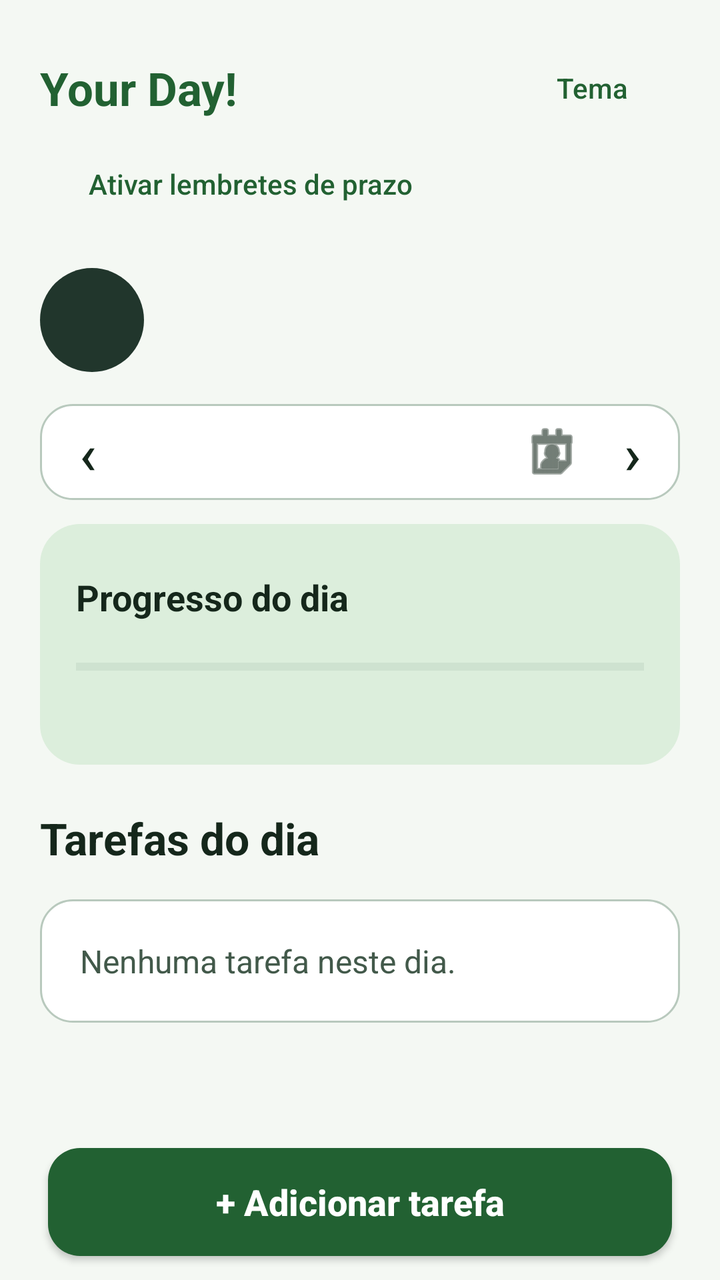
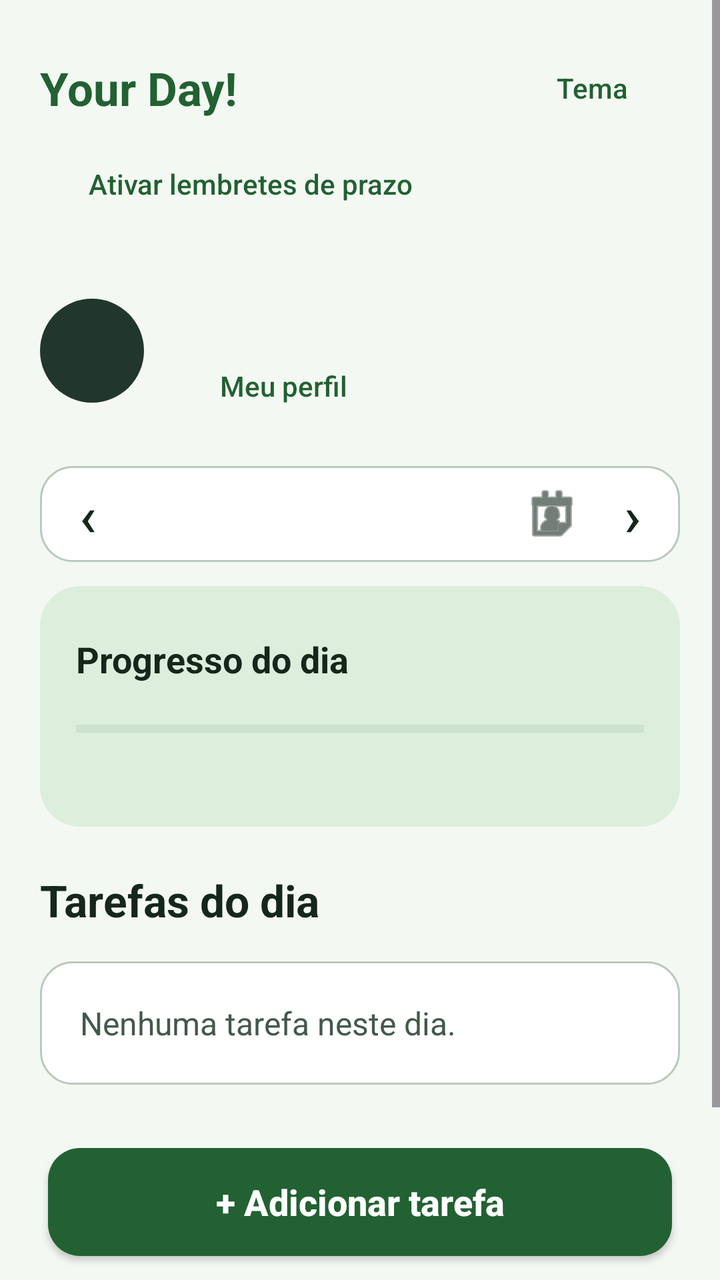

An Android layout rendered at two revisions. The XML below is the earlier revision; the diff shows what the commit changed to produce the second picture.
<!-- AndroidManifest.xml: application theme Theme.ProjetoFaculdadeYourDay -->
<!-- res/layout/activity_inicio.xml -->
<LinearLayout
    xmlns:android="http://schemas.android.com/apk/res/android"
    android:id="@+id/main"
    android:layout_width="match_parent"
    android:layout_height="match_parent"
    android:orientation="vertical"
    android:background="@color/agenda_fundo">
    <ScrollView
        android:layout_width="match_parent"
        android:layout_height="0dp"
        android:layout_weight="1"
        android:fillViewport="true">
        <LinearLayout
            android:layout_width="match_parent"
            android:layout_height="wrap_content"
            android:orientation="vertical"
            android:padding="20dp">
            <LinearLayout
                android:layout_width="match_parent"
                android:layout_height="wrap_content"
                android:gravity="center_vertical"
                android:orientation="horizontal">
                <TextView
                    android:layout_width="0dp"
                    android:layout_weight="1"
                    android:layout_height="wrap_content"
                    android:gravity="start"
                    android:text="Your Day!"
                    android:textColor="@color/agenda_verde"
                    android:textSize="23sp"
                    android:textStyle="bold" />
                <Button
                    android:id="@+id/escolherTema"
                    style="?android:attr/borderlessButtonStyle"
                    android:layout_width="wrap_content"
                    android:layout_height="wrap_content"
                    android:minHeight="48dp"
                    android:text="@string/tema"
                    android:textAllCaps="false"
                    android:textColor="@color/agenda_verde" />
            </LinearLayout>
            <Button
                android:id="@+id/configurarLembretes"
                style="?android:attr/borderlessButtonStyle"
                android:layout_width="wrap_content"
                android:layout_height="wrap_content"
                android:minHeight="48dp"
                android:text="@string/lembretes_desligados"
                android:textAllCaps="false"
                android:textColor="@color/agenda_verde" />
            <LinearLayout
                android:layout_width="match_parent"
                android:layout_height="wrap_content"
                android:layout_marginTop="18dp"
                android:gravity="center_vertical"
                android:orientation="horizontal">
                <FrameLayout
                    android:id="@+id/editarFoto"
                    android:layout_width="52dp"
                    android:layout_height="52dp"
                    android:background="@drawable/fundo_avatar"
                    android:foreground="?attr/selectableItemBackground"
                    android:clickable="true"
                    android:focusable="true"
                    android:contentDescription="@string/escolher_foto">
                    <TextView
                        android:id="@+id/inicialPerfil"
                        android:layout_width="match_parent"
                        android:layout_height="match_parent"
                        android:gravity="center"
                        android:importantForAccessibility="no"
                        android:textColor="#C2F9D7"
                        android:textSize="22sp"
                        android:textStyle="bold" />
                    <ImageView
                        android:id="@+id/fotoPerfil"
                        android:layout_width="match_parent"
                        android:layout_height="match_parent"
                        android:importantForAccessibility="no"
                        android:scaleType="centerCrop"
                        android:visibility="gone" />
                </FrameLayout>
                <TextView
                    android:id="@+id/textSaudacao"
                    android:layout_width="0dp"
                    android:layout_weight="1"
                    android:layout_height="wrap_content"
                    android:layout_marginStart="14dp"
                    android:textColor="@color/agenda_texto"
                    android:textSize="26sp"
                    android:textStyle="bold" />
            </LinearLayout>
            <LinearLayout
                android:layout_width="match_parent"
                android:layout_height="wrap_content"
                android:orientation="horizontal"
                android:gravity="center_vertical"
                android:layout_marginTop="16dp"
                android:background="@drawable/cartao_agenda">
                <Button
                    android:id="@+id/diaAnterior"
                    style="?android:attr/borderlessButtonStyle"
                    android:layout_width="48dp"
                    android:layout_height="wrap_content"
                    android:minHeight="48dp"
                    android:minWidth="0dp"
                    android:padding="0dp"
                    android:textAllCaps="false"
                    android:textColor="@color/agenda_texto"
                    android:textSize="28sp"
                    android:text="‹"
                    android:contentDescription="Dia anterior" />
                <Button
                    android:id="@+id/escolherData"
                    style="?android:attr/borderlessButtonStyle"
                    android:layout_width="0dp"
                    android:layout_height="wrap_content"
                    android:minHeight="48dp"
                    android:minWidth="0dp"
                    android:padding="0dp"
                    android:textAllCaps="false"
                    android:textColor="@color/agenda_texto"
                    android:textSize="15sp"
                    android:layout_weight="1"
                    android:drawableEnd="@android:drawable/ic_menu_my_calendar"
                    android:drawableTint="@color/agenda_texto"
                    android:contentDescription="Escolher data no calendário" />
                <Button
                    android:id="@+id/proximoDia"
                    style="?android:attr/borderlessButtonStyle"
                    android:layout_width="48dp"
                    android:layout_height="wrap_content"
                    android:minHeight="48dp"
                    android:minWidth="0dp"
                    android:padding="0dp"
                    android:textAllCaps="false"
                    android:textColor="@color/agenda_texto"
                    android:textSize="28sp"
                    android:text="›"
                    android:contentDescription="Próximo dia" />
            </LinearLayout>
            <LinearLayout
                android:layout_width="match_parent"
                android:layout_height="wrap_content"
                android:orientation="vertical"
                android:background="@drawable/painel_progresso"
                android:padding="18dp"
                android:layout_marginTop="12dp">
                <LinearLayout
                    android:layout_width="match_parent"
                    android:layout_height="wrap_content"
                    android:orientation="horizontal"
                    android:gravity="center_vertical">
                    <TextView
                        android:layout_width="0dp"
                        android:layout_height="wrap_content"
                        android:layout_weight="1"
                        android:text="@string/progresso_dia"
                        android:textColor="@color/agenda_texto"
                        android:textSize="18sp"
                        android:textStyle="bold" />
                    <TextView
                        android:id="@+id/textProgresso"
                        android:layout_width="wrap_content"
                        android:layout_height="wrap_content"
                        android:textColor="@color/agenda_verde"
                        android:textSize="28sp"
                        android:textStyle="bold" />
                </LinearLayout>
                <ProgressBar
                    android:id="@+id/barraProgresso"
                    style="?android:attr/progressBarStyleHorizontal"
                    android:layout_width="match_parent"
                    android:layout_height="12dp"
                    android:layout_marginTop="10dp"
                    android:indeterminate="false"
                    android:max="100"
                    android:progress="0"
                    android:progressTint="@color/agenda_verde"
                    android:progressBackgroundTint="@color/agenda_trilho" />
                <TextView
                    android:id="@+id/textResumo"
                    android:layout_width="match_parent"
                    android:layout_height="wrap_content"
                    android:layout_marginTop="6dp"
                    android:textColor="@color/texto_secundario"
                    android:textSize="14sp" />
            </LinearLayout>
            <TextView
                android:layout_width="match_parent"
                android:layout_height="wrap_content"
                android:layout_marginTop="22dp"
                android:text="Tarefas do dia"
                android:textColor="@color/agenda_texto"
                android:textSize="22sp"
                android:textStyle="bold" />
            <TextView
                android:id="@+id/textSemTarefas"
                android:layout_width="match_parent"
                android:layout_height="wrap_content"
                android:layout_marginTop="16dp"
                android:text="Nenhuma tarefa neste dia."
                android:textColor="@color/texto_secundario"
                android:textSize="16sp"
                android:background="@drawable/cartao_agenda"
                android:padding="20dp" />
            <LinearLayout
                android:id="@+id/listaTarefas"
                android:layout_width="match_parent"
                android:layout_height="wrap_content"
                android:layout_marginTop="8dp"
                android:orientation="vertical" />
        </LinearLayout>
    </ScrollView>
    <androidx.appcompat.widget.AppCompatButton
        android:id="@+id/btnAdicionarTarefa"
        android:layout_width="match_parent"
        android:layout_height="wrap_content"
        android:minHeight="54dp"
        android:layout_marginStart="24dp"
        android:layout_marginEnd="24dp"
        android:layout_marginTop="12dp"
        android:layout_marginBottom="12dp"
        android:text="+ Adicionar tarefa"
        android:textAllCaps="false"
        android:textColor="@color/agenda_tinta"
        android:textSize="18sp"
        android:background="@drawable/acao_principal"
        android:textStyle="bold" />
</LinearLayout>
<!-- resources referenced by this layout -->
<resources>
  <color name="agenda_fundo">#F4F8F3</color>
  <color name="agenda_texto">#15271B</color>
  <color name="agenda_tinta">#FFFFFF</color>
  <color name="agenda_trilho">#A8BFAE</color>
  <color name="agenda_verde">#226132</color>
  <color name="texto_secundario">#42594A</color>
  <!-- drawable acao_principal (drawable) -->
  <ripple xmlns:android="http://schemas.android.com/apk/res/android" android:color="#33809070">
      <item>
          <shape android:shape="rectangle">
              <solid android:color="@color/agenda_verde" />
              <corners android:radius="16dp" />
          </shape>
      </item>
  </ripple>
  <!-- drawable cartao_agenda (drawable) -->
  <shape xmlns:android="http://schemas.android.com/apk/res/android" android:shape="rectangle">
      <solid android:color="@color/agenda_painel" />
      <corners android:radius="16dp" />
      <stroke android:width="1dp" android:color="@color/agenda_borda" />
  </shape>
  <!-- drawable fundo_avatar (drawable) -->
  <shape xmlns:android="http://schemas.android.com/apk/res/android" android:shape="oval">
      <solid android:color="#21362C" />
  </shape>
  <!-- drawable painel_progresso (drawable) -->
  <shape xmlns:android="http://schemas.android.com/apk/res/android" android:shape="rectangle">
      <solid android:color="@color/agenda_destaque" />
      <corners android:radius="20dp" />
  </shape>
  <string name="escolher_foto">Escolher foto de perfil</string>
  <string name="lembretes_desligados">Ativar lembretes de prazo</string>
  <string name="progresso_dia">Progresso do dia</string>
  <string name="tema">Tema</string>
  <style name="Theme.ProjetoFaculdadeYourDay" parent="Base.Theme.ProjetoFaculdadeYourDay">
          <item name="colorPrimary">@color/agenda_verde</item>
          <item name="colorOnPrimary">@color/agenda_tinta</item>
          <item name="colorSecondary">@color/agenda_verde</item>
          <item name="colorAccent">@color/agenda_verde</item>
          <item name="android:colorAccent">@color/agenda_verde</item>
          <item name="android:windowBackground">@color/agenda_fundo</item>
      </style>
  <color name="agenda_painel">#FFFFFF</color>
  <color name="agenda_borda">#B8C9BD</color>
  <color name="agenda_destaque">#DCEEDC</color>
  <style name="Base.Theme.ProjetoFaculdadeYourDay" parent="Theme.Material3.DayNight.NoActionBar" />
</resources>

<!-- the commit's change to res/layout/activity_inicio.xml (unified diff, before → after) -->
@@ -54,41 +54,30 @@
                 android:layout_marginTop="18dp"
                 android:gravity="center_vertical"
                 android:orientation="horizontal">
-                <FrameLayout
-                    android:id="@+id/editarFoto"
-                    android:layout_width="52dp"
-                    android:layout_height="52dp"
-                    android:background="@drawable/fundo_avatar"
-                    android:foreground="?attr/selectableItemBackground"
-                    android:clickable="true"
-                    android:focusable="true"
-                    android:contentDescription="@string/escolher_foto">
+                <include layout="@layout/avatar_perfil" />
+                <LinearLayout
+                    android:layout_width="0dp"
+                    android:layout_height="wrap_content"
+                    android:layout_weight="1"
+                    android:layout_marginStart="14dp"
+                    android:orientation="vertical">
                     <TextView
-                        android:id="@+id/inicialPerfil"
+                        android:id="@+id/textSaudacao"
                         android:layout_width="match_parent"
-                        android:layout_height="match_parent"
-                        android:gravity="center"
-                        android:importantForAccessibility="no"
-                        android:textColor="#C2F9D7"
-                        android:textSize="22sp"
+                        android:layout_height="wrap_content"
+                        android:textColor="@color/agenda_texto"
+                        android:textSize="26sp"
                         android:textStyle="bold" />
-                    <ImageView
-                        android:id="@+id/fotoPerfil"
-                        android:layout_width="match_parent"
-                        android:layout_height="match_parent"
-                        android:importantForAccessibility="no"
-                        android:scaleType="centerCrop"
-                        android:visibility="gone" />
-                </FrameLayout>
-                <TextView
-                    android:id="@+id/textSaudacao"
-                    android:layout_width="0dp"
-                    android:layout_weight="1"
-                    android:layout_height="wrap_content"
-                    android:layout_marginStart="14dp"
-                    android:textColor="@color/agenda_texto"
-                    android:textSize="26sp"
-                    android:textStyle="bold" />
+                    <Button
+                        android:id="@+id/abrirPerfil"
+                        style="?android:attr/borderlessButtonStyle"
+                        android:layout_width="wrap_content"
+                        android:layout_height="wrap_content"
+                        android:minHeight="48dp"
+                        android:text="@string/meu_perfil"
+                        android:textAllCaps="false"
+                        android:textColor="@color/agenda_verde" />
+                </LinearLayout>
             </LinearLayout>
             <LinearLayout
                 android:layout_width="match_parent"
@@ -228,3 +217,30 @@
         android:background="@drawable/acao_principal"
         android:textStyle="bold" />
 </LinearLayout>
+<!-- res/layout/avatar_perfil.xml (included above) -->
+<FrameLayout xmlns:android="http://schemas.android.com/apk/res/android"
+    android:id="@+id/editarFoto"
+    android:layout_width="52dp"
+    android:layout_height="52dp"
+    android:background="@drawable/fundo_avatar"
+    android:foreground="?attr/selectableItemBackground"
+    android:clickable="true"
+    android:focusable="true"
+    android:contentDescription="@string/escolher_foto">
+    <TextView
+        android:id="@+id/inicialPerfil"
+        android:layout_width="match_parent"
+        android:layout_height="match_parent"
+        android:gravity="center"
+        android:importantForAccessibility="no"
+        android:textColor="#C2F9D7"
+        android:textSize="22sp"
+        android:textStyle="bold" />
+    <ImageView
+        android:id="@+id/fotoPerfil"
+        android:layout_width="match_parent"
+        android:layout_height="match_parent"
+        android:importantForAccessibility="no"
+        android:scaleType="centerCrop"
+        android:visibility="gone" />
+</FrameLayout>
<!-- resource entries referenced after the edit -->
@@ -32,6 +32,7 @@
   </shape>
   <string name="escolher_foto">Escolher foto de perfil</string>
   <string name="lembretes_desligados">Ativar lembretes de prazo</string>
+  <string name="meu_perfil">Meu perfil</string>
   <string name="progresso_dia">Progresso do dia</string>
   <string name="tema">Tema</string>
   <style name="Theme.ProjetoFaculdadeYourDay" parent="Base.Theme.ProjetoFaculdadeYourDay">
